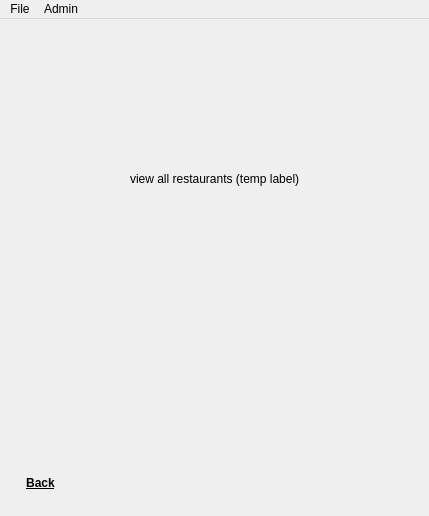
Above: form/mainwindow.ui from dank-devz/effective-octo-meme before the change. Below: the same form after it.
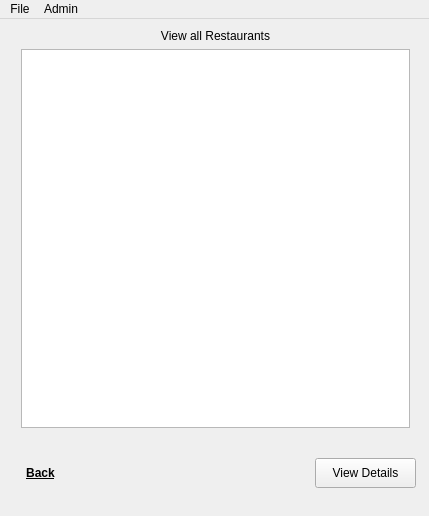
That is the form after the change. The open tabs and pages were chosen to show the change.

Commit message: Slightly updated skeleton for the gui

Diff of the .ui file:
```diff
--- a/form/mainwindow.ui
+++ b/form/mainwindow.ui
@@ -95,24 +95,11 @@
      </widget>
     </widget>
     <widget class="QWidget" name="page_viewAllRestaurants">
-     <widget class="QLabel" name="label">
-      <property name="geometry">
-       <rect>
-        <x>130</x>
-        <y>150</y>
-        <width>271</width>
-        <height>22</height>
-       </rect>
-      </property>
-      <property name="text">
-       <string>view all restaurants (temp label)</string>
-      </property>
-     </widget>
-     <widget class="QPushButton" name="pushButton_back1">
+     <widget class="QPushButton" name="viewAllRestaurants_pushButton_back">
       <property name="geometry">
        <rect>
         <x>10</x>
-        <y>450</y>
+        <y>440</y>
         <width>61</width>
         <height>30</height>
        </rect>
@@ -131,6 +118,44 @@
        <bool>true</bool>
       </property>
      </widget>
+     <widget class="QPushButton" name="viewAllRestaurants_pushButton_viewDetails">
+      <property name="geometry">
+       <rect>
+        <x>315</x>
+        <y>440</y>
+        <width>101</width>
+        <height>30</height>
+       </rect>
+      </property>
+      <property name="text">
+       <string>View Details</string>
+      </property>
+     </widget>
+     <widget class="QWidget" name="">
+      <property name="geometry">
+       <rect>
+        <x>10</x>
+        <y>0</y>
+        <width>411</width>
+        <height>421</height>
+       </rect>
+      </property>
+      <layout class="QVBoxLayout" name="verticalLayout">
+       <item>
+        <widget class="QLabel" name="viewAllRestaurants_label_title">
+         <property name="text">
+          <string>View all Restaurants</string>
+         </property>
+         <property name="alignment">
+          <set>Qt::AlignCenter</set>
+         </property>
+        </widget>
+       </item>
+       <item>
+        <widget class="QTableView" name="viewAllRestaurants_tableView"/>
+       </item>
+      </layout>
+     </widget>
     </widget>
     <widget class="QWidget" name="page_planRegularTrip">
      <widget class="QLabel" name="label_2">
@@ -208,6 +233,56 @@
       </property>
      </widget>
     </widget>
+    <widget class="QWidget" name="page_viewDetails">
+     <widget class="QPushButton" name="viewDetails_pushButton_back">
+      <property name="geometry">
+       <rect>
+        <x>10</x>
+        <y>440</y>
+        <width>61</width>
+        <height>30</height>
+       </rect>
+      </property>
+      <property name="font">
+       <font>
+        <weight>75</weight>
+        <bold>true</bold>
+        <underline>true</underline>
+       </font>
+      </property>
+      <property name="text">
+       <string>Back</string>
+      </property>
+      <property name="flat">
+       <bool>true</bool>
+      </property>
+     </widget>
+     <widget class="QWidget" name="">
+      <property name="geometry">
+       <rect>
+        <x>10</x>
+        <y>10</y>
+        <width>411</width>
+        <height>311</height>
+       </rect>
+      </property>
+      <layout class="QVBoxLayout" name="verticalLayout_2">
+       <item>
+        <widget class="QLabel" name="label">
+         <property name="text">
+          <string>&lt;insert restauraunt name&gt;'s Details</string>
+         </property>
+         <property name="alignment">
+          <set>Qt::AlignCenter</set>
+         </property>
+        </widget>
+       </item>
+       <item>
+        <widget class="QTableView" name="tableView"/>
+       </item>
+      </layout>
+     </widget>
+    </widget>
    </widget>
   </widget>
   <widget class="QMenuBar" name="menuBar">
```
Left out of the diff: 20 changed lines with no effect on the pictures. The commit also changes 4 other files.
